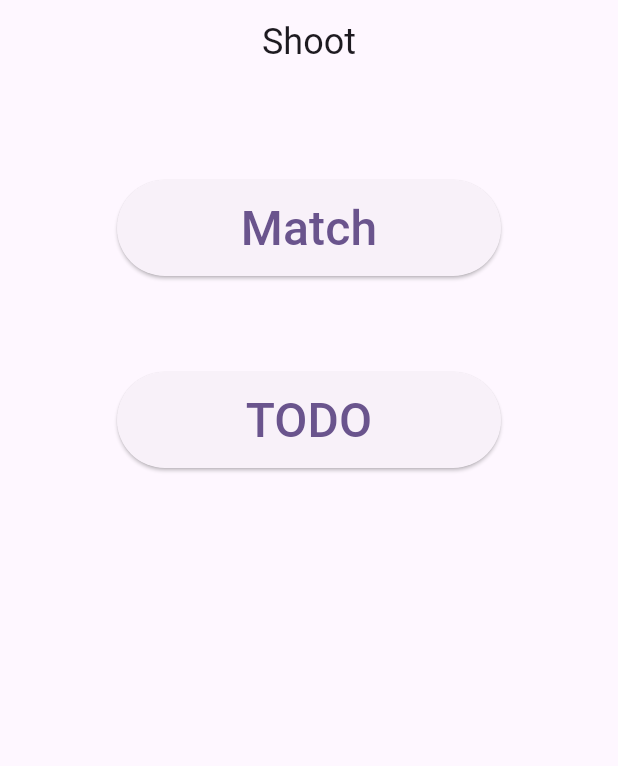
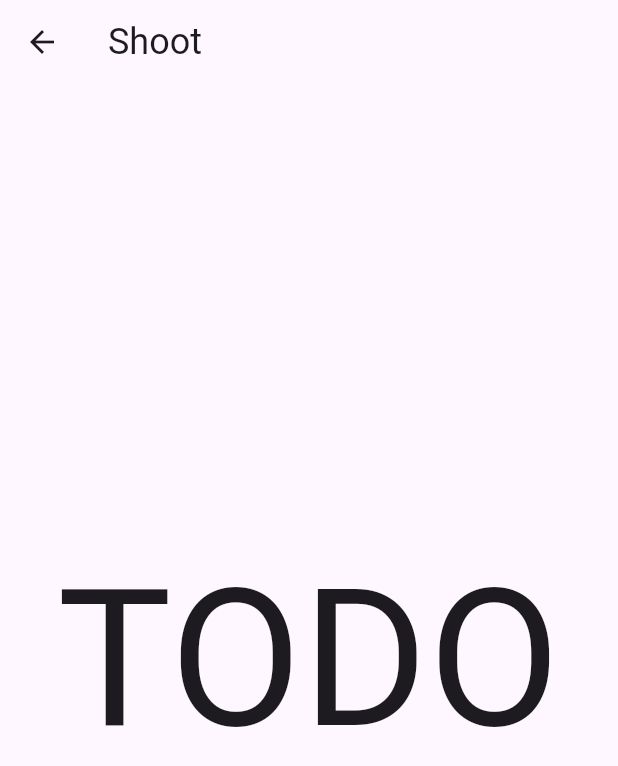
Before and after one commit to IamHARSHDABAS/shoot, a Flutter app: the screen it shows after launch, after a tap on "TODO", on a phone screen of 412 x 824 dp. Shown: the top 766 px of the screen. Run offline on Flutter 3.47's test engine with Material 2 defaults, Android fonts, the phone set to English and light mode, and no system bars; our stand-ins replace url_strategy, velocity_x.

Commit message:
Added TODO

```diff
--- a/lib/main.dart
+++ b/lib/main.dart
@@ -1,3 +1,4 @@
+import 'package:shoot/screens/todo.dart';
 import 'package:url_strategy/url_strategy.dart';
 import 'package:velocity_x/velocity_x.dart';
 import 'package:flutter/material.dart';
@@ -26,6 +27,7 @@ class MyApp extends StatelessWidget {
       routerDelegate: VxNavigator(
         routes: {
           '/': (_, __) => const MaterialPage(child: HomePage()),
+          '/todo': (_, __) => const MaterialPage(child: ToDo()),
           '/match': (_, __) => const MaterialPage(child: Match()),
           '/timer': (_, __) => const MaterialPage(child: MyTimer()),
         },
--- a/lib/screens/home.dart
+++ b/lib/screens/home.dart
@@ -1,4 +1,4 @@
-import 'package:velocity_x/velocity_x.dart';
+import 'package:shoot/widget/my_elevated_button.dart';
 import 'package:flutter/material.dart';
 
 class HomePage extends StatelessWidget {
@@ -20,49 +20,9 @@ class HomePage extends StatelessWidget {
           padding: const EdgeInsets.all(64),
           child: Column(
             children: [
-              ElevatedButton(
-                style: ElevatedButton.styleFrom(
-                  minimumSize: const Size(
-                    256,
-                    64,
-                  ),
-                  shape: const RoundedRectangleBorder(
-                    borderRadius: BorderRadius.all(
-                      Radius.circular(128),
-                    ),
-                  ),
-                ),
-                onPressed: () {
-                  context.vxNav.push(Uri.parse('/match'));
-                },
-                child: const Text(
-                  'Match',
-                  textAlign: TextAlign.center,
-                  style: TextStyle(fontSize: 32),
-                ),
-              ),
-              const SizedBox(
-                height: 64,
-              ),
-              ElevatedButton(
-                style: ElevatedButton.styleFrom(
-                  minimumSize: const Size(
-                    256,
-                    64,
-                  ),
-                  shape: const RoundedRectangleBorder(
-                    borderRadius: BorderRadius.all(
-                      Radius.circular(128),
-                    ),
-                  ),
-                ),
-                onPressed: () {},
-                child: const Text(
-                  'TODO',
-                  textAlign: TextAlign.center,
-                  style: TextStyle(fontSize: 32),
-                ),
-              ),
+              MyElevatedButton().elevatedButton(context, 'Match', '/match'),
+              const SizedBox(height: 64),
+              MyElevatedButton().elevatedButton(context, 'TODO', '/todo')
             ],
           ),
         ),
--- /dev/null
+++ b/lib/screens/todo.dart
@@ -0,0 +1,24 @@
+import 'package:flutter/material.dart';
+
+class ToDo extends StatelessWidget {
+  const ToDo({super.key});
+
+  @override
+  Widget build(BuildContext context) {
+    return Scaffold(
+      appBar: AppBar(
+        title: const Text(
+          'Shoot',
+          style: TextStyle(fontSize: 24),
+        ),
+      ),
+      body: const Center(
+        child: Text(
+          'TODO',
+          textAlign: TextAlign.center,
+          style: TextStyle(fontSize: 128),
+        ),
+      ),
+    );
+  }
+}
```
